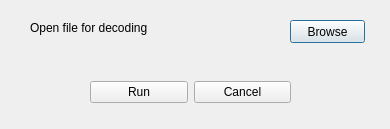
First picture: the form in decode.ui, repository honzabilek4/VideoCodecs, before the edit.
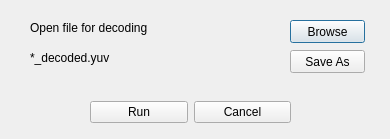
Second picture: the form after the edit.

What changed in the file:
```diff
--- a/decode.ui
+++ b/decode.ui
@@ -7,7 +7,7 @@
     <x>0</x>
     <y>0</y>
     <width>390</width>
-    <height>129</height>
+    <height>139</height>
    </rect>
   </property>
   <property name="windowTitle">
@@ -39,11 +39,11 @@
     <string>Open file for decoding</string>
    </property>
   </widget>
-  <widget class="QWidget" name="">
+  <widget class="QWidget" name="layoutWidget">
    <property name="geometry">
     <rect>
      <x>90</x>
-     <y>80</y>
+     <y>100</y>
      <width>201</width>
      <height>25</height>
     </rect>
@@ -65,6 +65,33 @@
     </item>
    </layout>
   </widget>
+  <widget class="QPushButton" name="saveButton">
+   <property name="geometry">
+    <rect>
+     <x>290</x>
+     <y>50</y>
+     <width>75</width>
+     <height>23</height>
+    </rect>
+   </property>
+   <property name="text">
+    <string>Save As</string>
+   </property>
+  </widget>
+  <widget class="QLabel" name="label_2">
+   <property name="geometry">
+    <rect>
+     <x>30</x>
+     <y>50</y>
+     <width>91</width>
+     <height>16</height>
+    </rect>
+   </property>
+   <property name="text">
+    <string>*_decoded.yuv</string>
+   </property>
+  </widget>
+  <zorder>layoutWidget</zorder>
   <zorder>browseButton</zorder>
   <zorder>label</zorder>
   <zorder>cancelButton</zorder>
```
Left out of the diff: 4 changed lines with no effect on the pictures.
